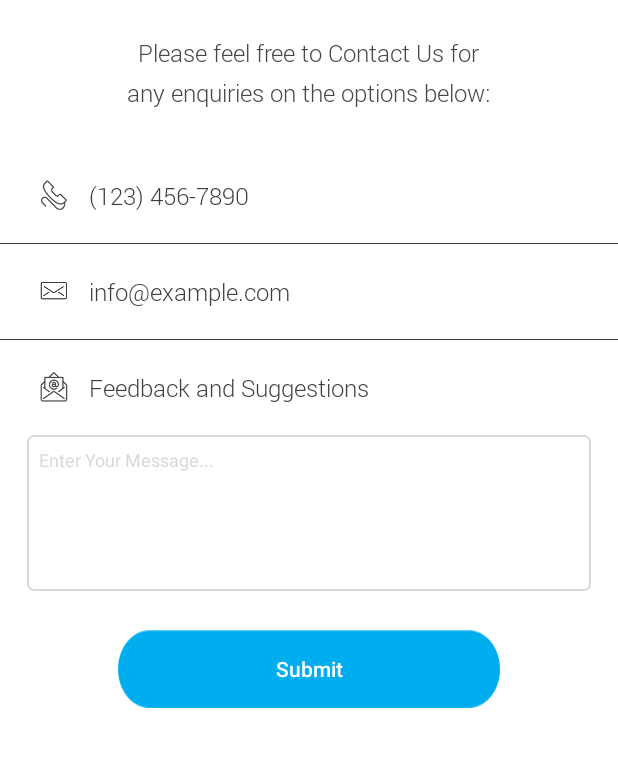
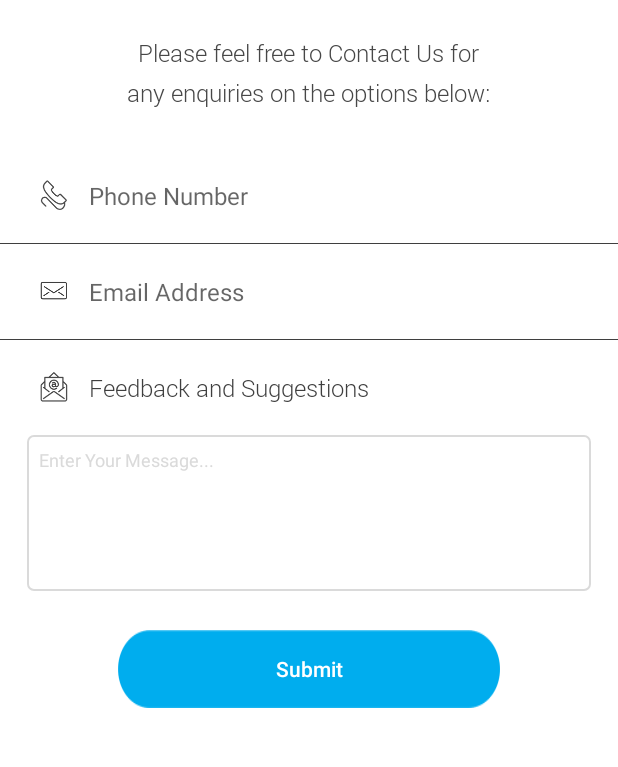
Before and after one commit to SaeedHyder/WaterApp, an Android app: the fragment ContactUsFragment placed in its activity, on a phone screen of 412 x 824 dp, the part 260-1027 px from its top. Run offline under Robolectric (Android 15) with nearby library versions, the phone set to English and light mode, and no system bars; our stand-ins replace ButterKnife, Picasso, sdp/ssp sizes; libraries missing offline, so code that uses them is left out: com.andreabaccega.formedittextvalidator, com.andreabaccega.widget, com.facebook, com.facebook.login, com.flyco.dialog and 1 more; pictures from the network do not load; 6 statements that could not run were skipped.

Commit message:
Signed-off-by: Saeed <saeedhyder@axact.com>

```diff
--- a/app/src/main/java/com/ingic/waterapp/fragments/ContactUsFragment.java
+++ b/app/src/main/java/com/ingic/waterapp/fragments/ContactUsFragment.java
@@ -3,6 +3,7 @@ package com.ingic.waterapp.fragments;
 
 import android.os.Bundle;
 import android.support.v4.app.Fragment;
+import android.util.Patterns;
 import android.view.LayoutInflater;
 import android.view.View;
 import android.view.ViewGroup;
@@ -30,9 +31,9 @@ public class ContactUsFragment extends BaseFragment implements View.OnClickListe
 
     Unbinder unbinder;
     @BindView(R.id.tv_contactUs_phone)
-    AnyTextView tvPhone;
+    AnyEditTextView tvPhone;
     @BindView(R.id.tv_contactUs_email)
-    AnyTextView tvEmail;
+    AnyEditTextView tvEmail;
     @BindView(R.id.et_contactUs_feedback)
     AnyEditTextView etFeedback;
     @BindView(R.id.btn_submit)
@@ -80,7 +81,10 @@ public class ContactUsFragment extends BaseFragment implements View.OnClickListe
     }
 
     private void setData() {
-        if (prefHelper.getUser() != null) {
+
+        if (prefHelper.getUser() != null && prefHelper.getLoginTYpe() == AppConstants.REGISTERED_USER) {
+            tvPhone.setEnabled(false);
+            tvEmail.setEnabled(false);
             TextViewHelper.setText(tvPhone, prefHelper.getUser().getAdminMobile());
             TextViewHelper.setText(tvEmail, prefHelper.getUser().getAdminEmail());
         }
@@ -97,21 +101,55 @@ public class ContactUsFragment extends BaseFragment implements View.OnClickListe
     public void onClick(View v) {
         switch (v.getId()) {
             case R.id.btn_submit:
-                if (Util.doubleClickCheck2Seconds())
-                    if (etFeedback.testValidity()) {
+                if (Util.doubleClickCheck2Seconds()) {
+                    if (isValidate()) {
                         if (prefHelper.getUser() != null) {
                             type = AppConstants.Normal;
                             token = prefHelper.getUser().getToken();
+
+                            serviceHelper.enqueueCall(webService.feedback(type, etFeedback.getText().toString()
+                                    , token), WebServiceConstants.feedback);
                         } else {
                             type = AppConstants.Guest;
                             token = prefHelper.getGuestTOKEN();
+
+                            serviceHelper.enqueueCall(webService.feedback(type, etFeedback.getText().toString(),tvEmail.getText().toString(),
+                                    tvPhone.getText().toString(), token), WebServiceConstants.feedback);
                         }
-                        serviceHelper.enqueueCall(webService.feedback(type, etFeedback.getText().toString()
-                                , token), WebServiceConstants.feedback);
+
                     }
+                }
+               /* if (etFeedback.testValidity()) {
+
+                }*/
                 break;
             default:
                 break;
+        }
+    }
+
+    private boolean isValidate() {
+        if (tvPhone.getText() == null || (tvPhone.getText().toString().isEmpty())) {
+            if (tvPhone.requestFocus()) {
+                setEditTextFocus(tvPhone);
+            }
+            tvPhone.setError(getString(R.string.error));
+            return false;
+        } else if (tvEmail.getText() == null || (tvEmail.getText().toString().isEmpty()) ||
+                (!Patterns.EMAIL_ADDRESS.matcher(tvEmail.getText().toString()).matches())) {
+            if (tvEmail.requestFocus()) {
+                setEditTextFocus(tvEmail);
+            }
+            tvEmail.setError(getString(R.string.enter_email));
+            return false;
+        } else if (etFeedback.getText() == null || (etFeedback.getText().toString().isEmpty())) {
+            if (etFeedback.requestFocus()) {
+                setEditTextFocus(etFeedback);
+            }
+            etFeedback.setError(getString(R.string.error));
+            return false;
+        } else {
+            return true;
         }
     }
 
@@ -125,9 +163,5 @@ public class ContactUsFragment extends BaseFragment implements View.OnClickListe
         }
     }
 
-    @Override
-    public void onDestroy() {
-        unbinder.unbind();
-        super.onDestroy();
-    }
+
 }
--- a/app/src/main/java/com/ingic/waterapp/retrofit/WebService.java
+++ b/app/src/main/java/com/ingic/waterapp/retrofit/WebService.java
@@ -218,6 +218,16 @@ public interface WebService {
     );
 
     @FormUrlEncoded
+    @POST("cms/contactus")
+    Call<ResponseWrapper> feedback(
+            @Field("user_type") String user_type,
+            @Field("feedback") String feedback,
+            @Field("email") String email,
+            @Field("mobile_no") String mobile_no,
+            @Header("token") String token
+    );
+
+    @FormUrlEncoded
     @POST("user/updateDeviceToken")
     Call<ResponseWrapper> updateToken(
             @Field("device_token") String device_token,
--- a/app/src/main/res/layout/fragment_contact_us.xml
+++ b/app/src/main/res/layout/fragment_contact_us.xml
@@ -41,21 +41,25 @@
             app:typeface="@string/typeface_light" />
 
 
-        <com.ingic.waterapp.ui.views.AnyTextView
+        <com.ingic.waterapp.ui.views.AnyEditTextView
             android:id="@+id/tv_contactUs_phone"
             android:layout_width="match_parent"
             android:layout_height="wrap_content"
             android:layout_below="@id/tv_contactUs_text"
             android:background="@color/transparent"
+            android:imeOptions="actionNext"
+            android:inputType="phone"
+            android:maxLength="18"
+            android:digits="0123456789+"
+            android:hint="@string/phone_hint"
             android:cursorVisible="true"
             android:drawableLeft="@drawable/ic_contact"
             android:drawablePadding="@dimen/_10sdp"
             android:gravity="start"
             android:paddingLeft="@dimen/_20sdp"
             android:singleLine="true"
-            android:text="@string/phone"
             android:textColor="@color/login_email_grey"
-            android:textColorHint="@color/login_email_grey"
+
             android:textSize="16sp"
             app:typeface="@string/typeface_light" />
 
@@ -68,24 +72,25 @@
             android:layout_below="@id/tv_contactUs_phone"
             android:background="@color/color_seperator_forgot" />
 
-        <com.ingic.waterapp.ui.views.AnyTextView
+        <com.ingic.waterapp.ui.views.AnyEditTextView
             android:id="@+id/tv_contactUs_email"
             android:layout_width="match_parent"
             android:layout_height="wrap_content"
             android:layout_alignParentStart="true"
             android:layout_below="@+id/seperator1"
             android:background="@color/transparent"
+            android:maxLines="40"
             android:cursorVisible="true"
             android:drawableLeft="@drawable/ic_email"
             android:drawablePadding="@dimen/_10sdp"
             android:gravity="start"
-            android:imeOptions="actionDone"
+            android:imeOptions="actionNext"
             android:inputType="textEmailAddress"
             android:paddingLeft="@dimen/_20sdp"
             android:singleLine="true"
-            android:text="@string/dummy_email"
+            android:hint="@string/email"
             android:textColor="@color/login_email_grey"
-            android:textColorHint="@color/login_email_grey"
+
             android:textSize="16sp"
             app:typeface="@string/typeface_light" />
 
--- a/app/src/main/res/values/strings.xml
+++ b/app/src/main/res/values/strings.xml
@@ -112,6 +112,9 @@
     <string name="privacy_policy">Privacy Policy</string>
     <string name="contact_us_text">Please feel free to Contact Us for\nany enquiries on the options below:</string>
     <string name="phone">(123) 456-7890</string>
+    <string name="phone_hint">Phone Number</string>
+    <string name="enter_email">Email Address is not valid</string>
+    <string name="error">This field must not be empty</string>
     <string name="feedback_and_suggestions">Feedback and Suggestions</string>
     <string name="enter_your_message">Enter Your Message...</string>
     <string name="dummy_email">info@example.com</string>
```
Also changed, not shown: app/build.gradle (+15 -12 lines), app/src/main/java/com/ingic/waterapp/entities/SettingsEnt.java (+22 -0 lines), app/src/main/java/com/ingic/waterapp/fragments/CartFragment.java (+66 -10 lines), app/src/main/java/com/ingic/waterapp/fragments/abstracts/BaseFragment.java (+7 -0 lines), app/src/main/res/layout/fragment_cart.xml (+9 -1 lines), 2 other files.
